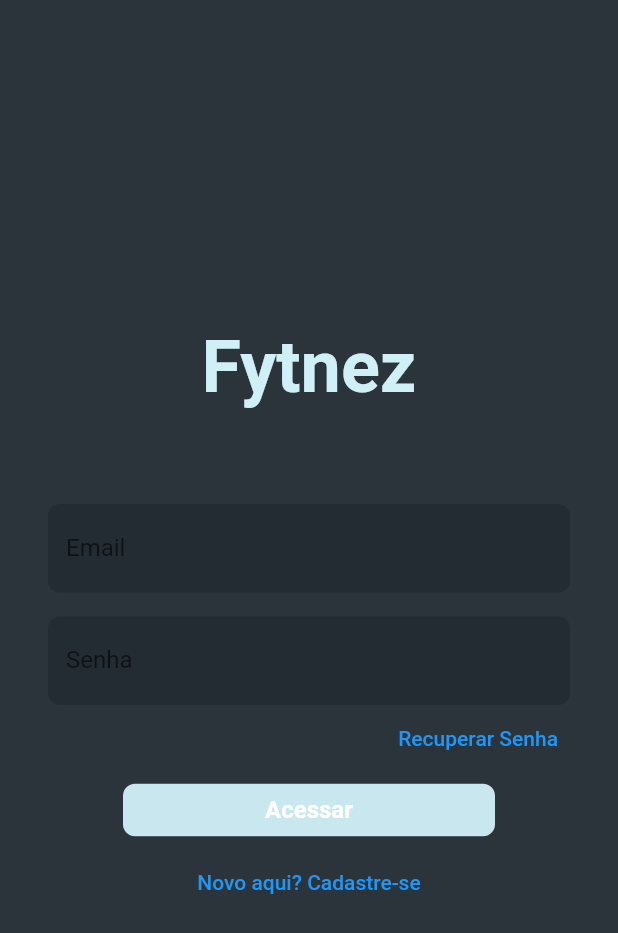
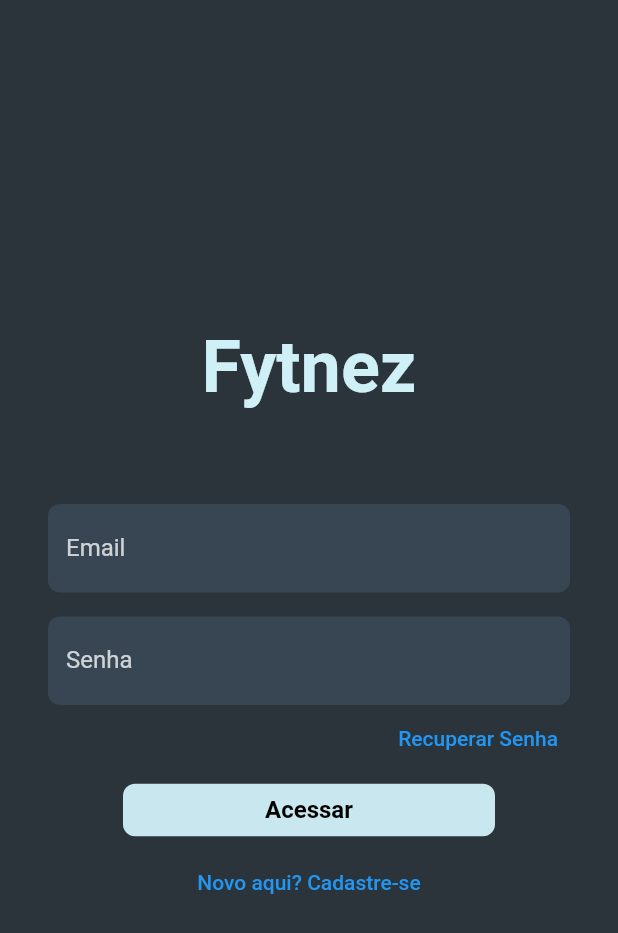
Before and after one commit to Fytnez/fytnez_mobile, a Flutter app: the screen it shows after launch, on a phone screen of 412 x 824 dp. Shown: the top 933 px of the screen. Run offline on Flutter 3.47's test engine with Material 2 defaults, Android fonts, the phone set to English and light mode, and no system bars.

Commit message:
FTZ-3: Mudanças de fonte e cores

```diff
--- a/lib/src/views/pages/login_page.dart
+++ b/lib/src/views/pages/login_page.dart
@@ -35,12 +35,14 @@ class _LoginState extends State<Login> {
               const SizedBox(height: 64),
               Container(
                 decoration: BoxDecoration(
-                  color: Color.fromRGBO(32, 41, 48, 0.70),
+                  color: Color.fromRGBO(60, 78, 92, 0.698),
                   borderRadius: BorderRadius.circular(8),
                 ),
                 child: TextFormField(
+                  style: TextStyle(color: Colors.white),
                   decoration: const InputDecoration(
                     labelText: 'Email',
+                    labelStyle:TextStyle(color: Color.fromRGBO(255, 255, 255, 0.76), fontSize: 16.0),
                     border: InputBorder.none,
                     contentPadding: EdgeInsets.all(12),
                   ),
@@ -49,13 +51,15 @@ class _LoginState extends State<Login> {
               const SizedBox(height: 16),
               Container(
                 decoration: BoxDecoration(
-                  color: Color.fromRGBO(32, 41, 48, 0.70),
+                  color: Color.fromRGBO(60, 78, 92, 0.698),
                   borderRadius: BorderRadius.circular(8),
                 ),
                 child: TextFormField(
                   obscureText: true,
+                  style: TextStyle(color: Colors.white),
                   decoration: const InputDecoration(
                     labelText: 'Senha',
+                    labelStyle: TextStyle(color: Color.fromRGBO(255, 255, 255, 0.76), fontSize: 16.0),
                     border: InputBorder.none,
                     contentPadding: EdgeInsets.all(12),
                   ),
@@ -81,6 +85,7 @@ class _LoginState extends State<Login> {
                   onPressed: () {},
                   style: ElevatedButton.styleFrom(
                     primary: Color.fromRGBO(208, 240, 247, 0.95),
+                    onPrimary: Colors.black,
                     padding: EdgeInsets.symmetric(vertical: 16),
                     shape: RoundedRectangleBorder(
                       borderRadius: BorderRadius.circular(8),
```
